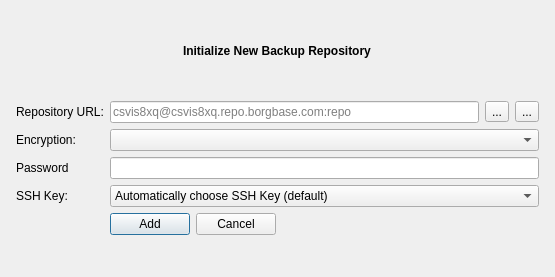
Above: src/vorta/assets/UI/repoadd.ui from borgbase/vorta before the change. Below: the same form after it.
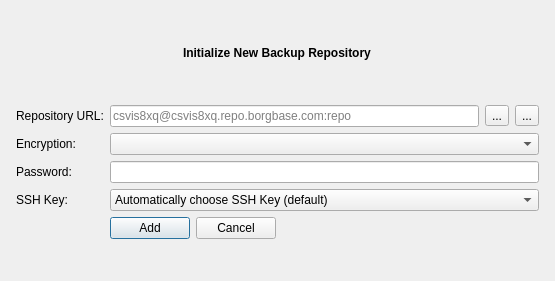
That is the form after the change. Icons and pictures are not drawn.

What changed in the file:
```diff
--- a/src/vorta/assets/UI/repoadd.ui
+++ b/src/vorta/assets/UI/repoadd.ui
@@ -7,7 +7,7 @@
     <x>0</x>
     <y>0</y>
     <width>555</width>
-    <height>277</height>
+    <height>281</height>
    </rect>
   </property>
   <property name="windowTitle">
@@ -116,7 +116,7 @@
      <item row="4" column="0">
       <widget class="QLabel" name="label_3">
        <property name="text">
-        <string>Password</string>
+        <string>Password:</string>
        </property>
       </widget>
      </item>
```
Left out of the diff: 7 changed lines with no effect on the pictures.
